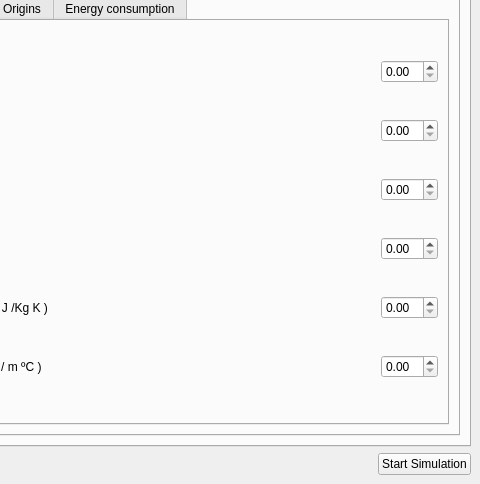
Above: main/ui/gui/ui_specification/design/gui_main_desing.ui from uz-gaz/Tertimuss before the change; both pictures show x 176 to 656 and y 84 to 568 of the 656 by 568 pixel window. Below: the same form after it.
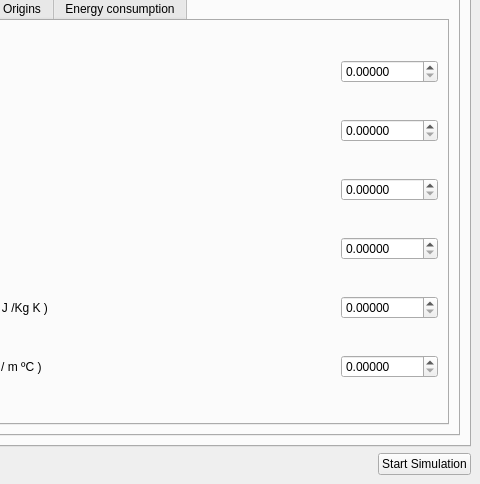
That is the form after the change. The open tabs and pages were chosen to show the change.

Commit message: GUI 0.25 - Filled from JSON

Patch:
```diff
--- a/main/ui/gui/ui_specification/design/gui_main_desing.ui
+++ b/main/ui/gui/ui_specification/design/gui_main_desing.ui
@@ -529,7 +529,14 @@
                    </spacer>
                   </item>
                   <item>
-                   <widget class="QDoubleSpinBox" name="doubleSpinBox_cpu_cores_physical_x"/>
+                   <widget class="QDoubleSpinBox" name="doubleSpinBox_cpu_cores_physical_x">
+                    <property name="decimals">
+                     <number>5</number>
+                    </property>
+                    <property name="maximum">
+                     <double>99999.999989999996615</double>
+                    </property>
+                   </widget>
                   </item>
                  </layout>
                 </item>
@@ -559,7 +566,14 @@
                    </spacer>
                   </item>
                   <item>
-                   <widget class="QDoubleSpinBox" name="doubleSpinBox_cpu_cores_physical_y"/>
+                   <widget class="QDoubleSpinBox" name="doubleSpinBox_cpu_cores_physical_y">
+                    <property name="decimals">
+                     <number>5</number>
+                    </property>
+                    <property name="maximum">
+                     <double>99999.999989999996615</double>
+                    </property>
+                   </widget>
                   </item>
                  </layout>
                 </item>
@@ -589,7 +603,14 @@
                    </spacer>
                   </item>
                   <item>
-                   <widget class="QDoubleSpinBox" name="doubleSpinBox_cpu_cores_physical_z"/>
+                   <widget class="QDoubleSpinBox" name="doubleSpinBox_cpu_cores_physical_z">
+                    <property name="decimals">
+                     <number>5</number>
+                    </property>
+                    <property name="maximum">
+                     <double>99999.999989999996615</double>
+                    </property>
+                   </widget>
                   </item>
                  </layout>
                 </item>
@@ -619,7 +640,14 @@
                    </spacer>
                   </item>
                   <item>
-                   <widget class="QDoubleSpinBox" name="doubleSpinBox_cpu_cores_physical_p"/>
+                   <widget class="QDoubleSpinBox" name="doubleSpinBox_cpu_cores_physical_p">
+                    <property name="decimals">
+                     <number>5</number>
+                    </property>
+                    <property name="maximum">
+                     <double>99999.999989999996615</double>
+                    </property>
+                   </widget>
                   </item>
                  </layout>
                 </item>
@@ -649,7 +677,14 @@
                    </spacer>
                   </item>
                   <item>
-                   <widget class="QDoubleSpinBox" name="doubleSpinBox_cpu_cores_physical_c_p"/>
+                   <widget class="QDoubleSpinBox" name="doubleSpinBox_cpu_cores_physical_c_p">
+                    <property name="decimals">
+                     <number>5</number>
+                    </property>
+                    <property name="maximum">
+                     <double>99999.999989999996615</double>
+                    </property>
+                   </widget>
                   </item>
                  </layout>
                 </item>
@@ -679,7 +714,14 @@
                    </spacer>
                   </item>
                   <item>
-                   <widget class="QDoubleSpinBox" name="doubleSpinBox_cpu_cores_physical_k"/>
+                   <widget class="QDoubleSpinBox" name="doubleSpinBox_cpu_cores_physical_k">
+                    <property name="decimals">
+                     <number>5</number>
+                    </property>
+                    <property name="maximum">
+                     <double>99999.999989999996615</double>
+                    </property>
+                   </widget>
                   </item>
                  </layout>
                 </item>
```
Left out of the diff: 147 changed lines with no effect on the pictures. The commit also changes 2 other files.
